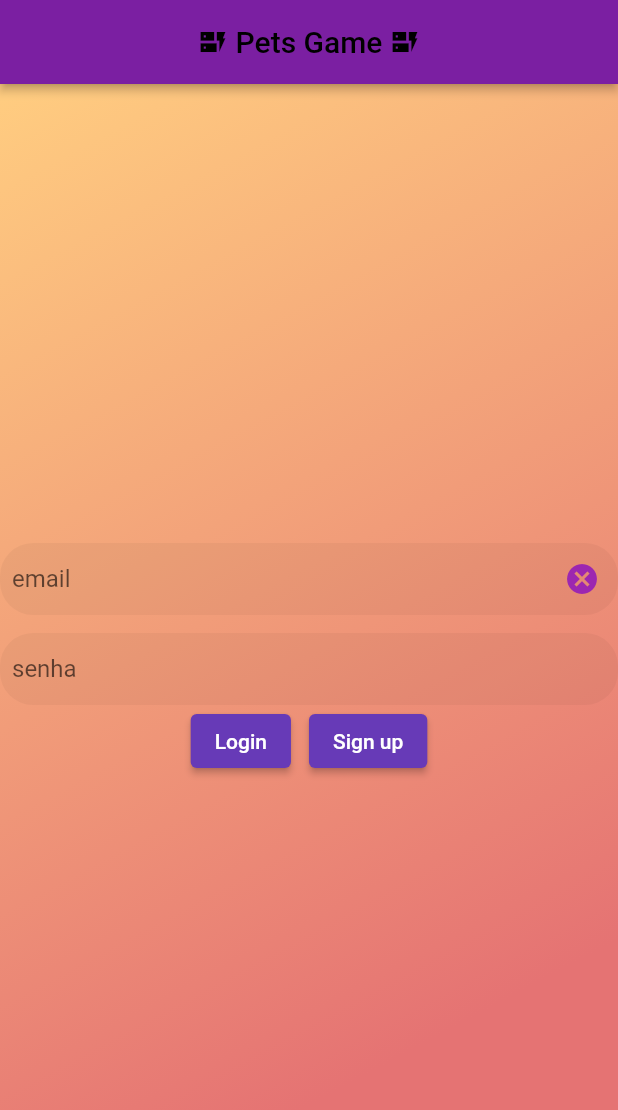
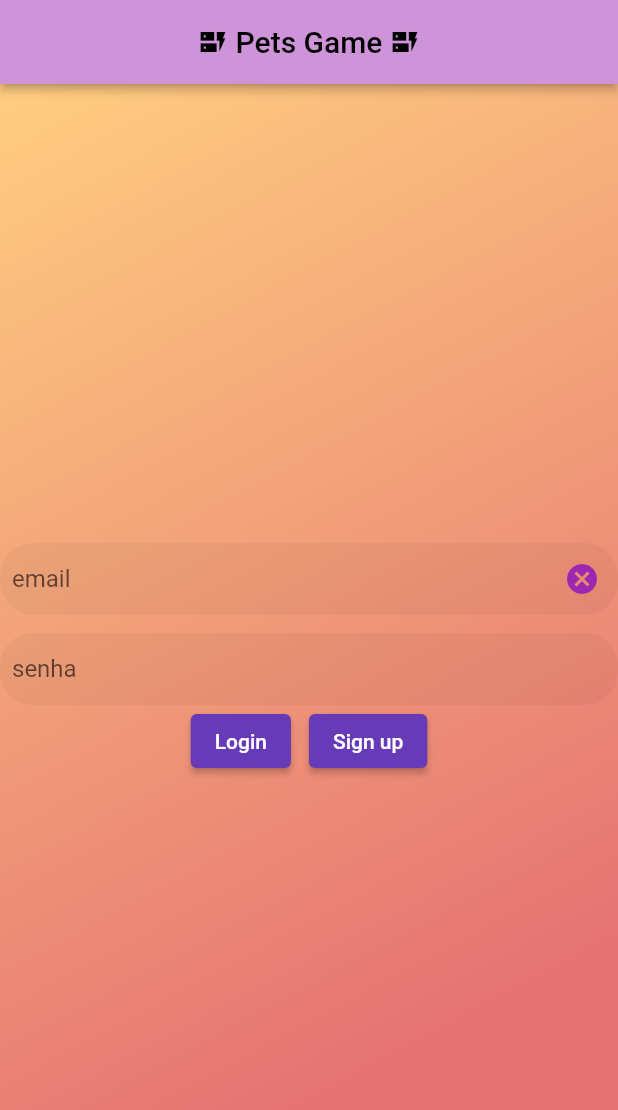
Before and after one commit to sorattorafa/flutter-game, a Flutter app: the screen it shows after launch, on a phone screen of 412 x 824 dp. Shown: the top 1110 px of the screen. Run offline on Flutter 3.47's test engine with Material 2 defaults, Android fonts, the phone set to English and light mode, and no system bars; our stand-ins replace dio, flutter_svg.

Commit message:
change: colors app bar

```diff
--- a/pets/lib/app.dart
+++ b/pets/lib/app.dart
@@ -64,17 +64,17 @@ class _PetsAppState extends State<PetsApp> {
             fillColor: Color(0x0A000000),
           ),
           appBarTheme: AppBarTheme(
-            color: Colors.purple.shade700,
+            color: Colors.purple.shade200,
             brightness: Brightness.light,
             iconTheme: IconThemeData(color: Colors.grey[800]),
             elevation: 2.5,
           ),
-          buttonColor: Colors.purple.shade500,
+          buttonColor: Colors.purple.shade300,
           buttonTheme: ButtonThemeData(
             shape: RoundedRectangleBorder(
               borderRadius: BorderRadius.circular(22.0),
             ),
-            buttonColor: Colors.purple.shade500,
+            buttonColor: Colors.purple.shade400,
           ),
         ),
       ),
```
